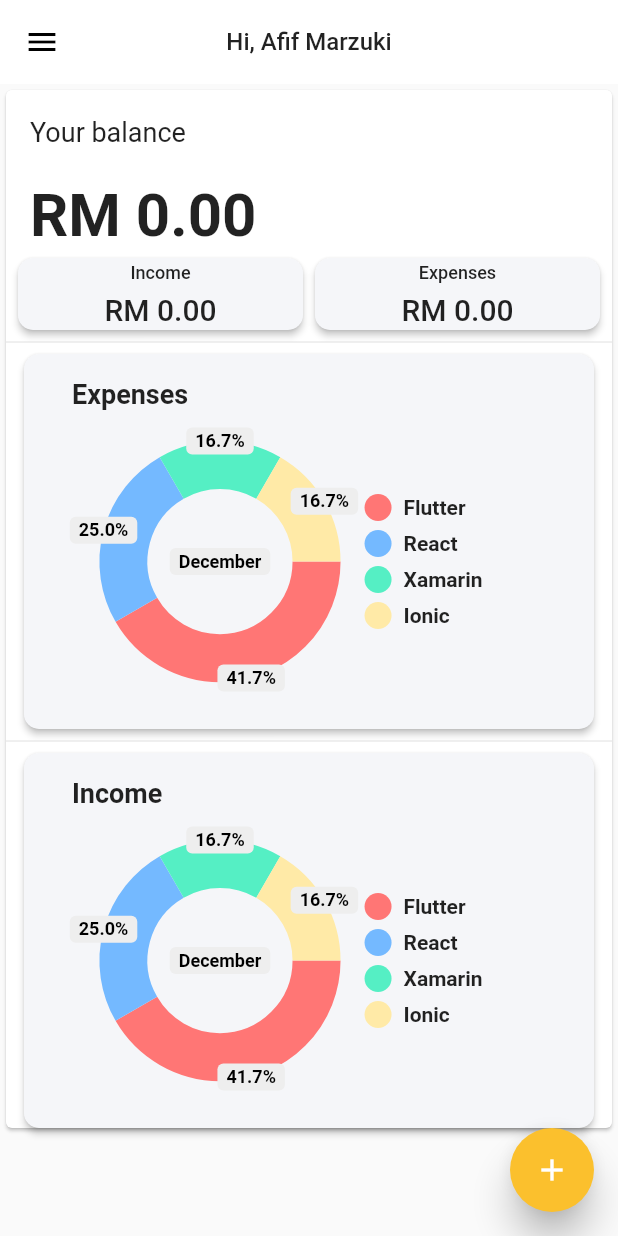
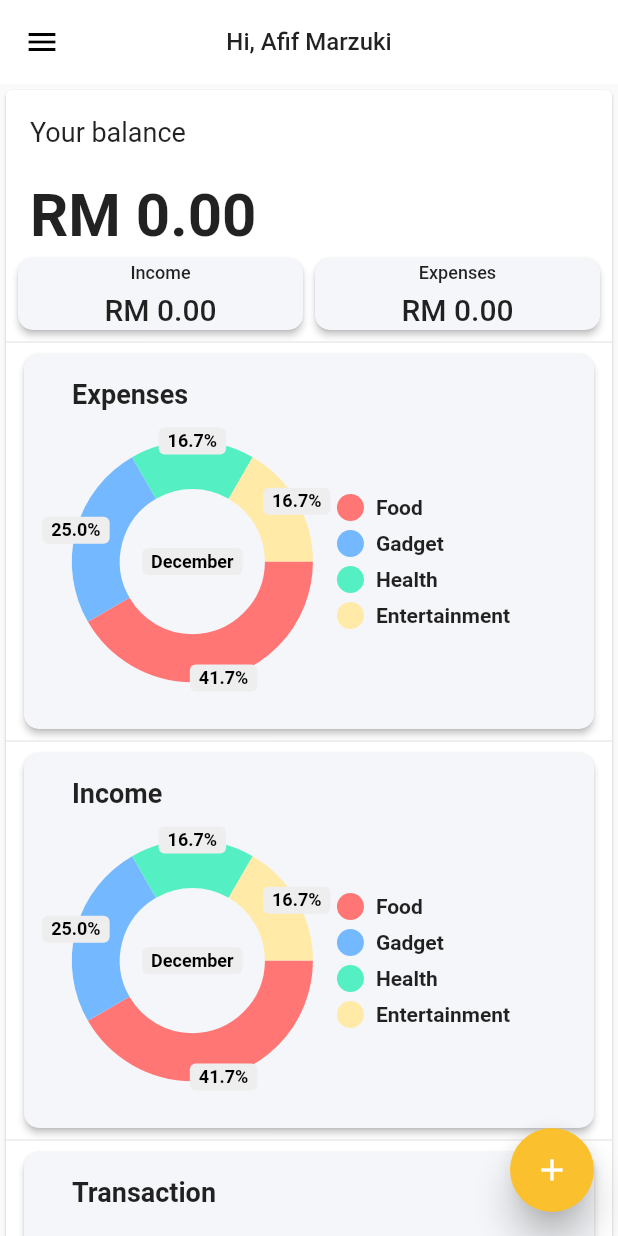
Before and after one commit to mshfayyadh/kaching, a Flutter app: the screen it shows after launch, on a phone screen of 412 x 824 dp. Run offline on Flutter 3.47's test engine with Material 2 defaults, Android fonts, the phone set to English and light mode, and no system bars; drawn by our look-alikes of pie_chart.

Commit message:
Add transaction

```diff
--- a/lib/screens/dashboard.dart
+++ b/lib/screens/dashboard.dart
@@ -8,10 +8,10 @@ class dashboardScreen extends StatefulWidget {
 
 class _dashboardScreenState extends State<dashboardScreen> {
   Map<String, double> dataMap = {
-    "Flutter": 5,
-    "React": 3,
-    "Xamarin": 2,
-    "Ionic": 2,
+    "Food": 5,
+    "Gadget": 3,
+    "Health": 2,
+    "Entertainment": 2,
   };
   @override
   Widget build(BuildContext context) {
@@ -143,6 +143,37 @@ class _dashboardScreenState extends State<dashboardScreen> {
                     ),
                   ],
                 ),
+                Divider(),
+                Row(
+                  mainAxisAlignment: MainAxisAlignment.spaceEvenly,
+                  children: [
+                    Container(
+                      width: 380,
+                      height: 250,
+                      child: RaisedButton(
+                        shape: RoundedRectangleBorder(
+                            borderRadius: BorderRadius.circular(10)),
+                        color: Color(0xFFF5F6F9),
+                        onPressed: () {},
+                        child: Column(
+                          mainAxisAlignment: MainAxisAlignment.start,
+                          children: [
+                            ListTile(
+                              title: Text('Transaction',
+                                  style: TextStyle(
+                                      height: 1,
+                                      fontSize: 18,
+                                      fontWeight: FontWeight.bold)),
+                            ),
+                            SizedBox(
+                              height: 10,
+                            ),
+                          ],
+                        ),
+                      ),
+                    ),
+                  ],
+                ),
               ],
             ),
           ),
```
